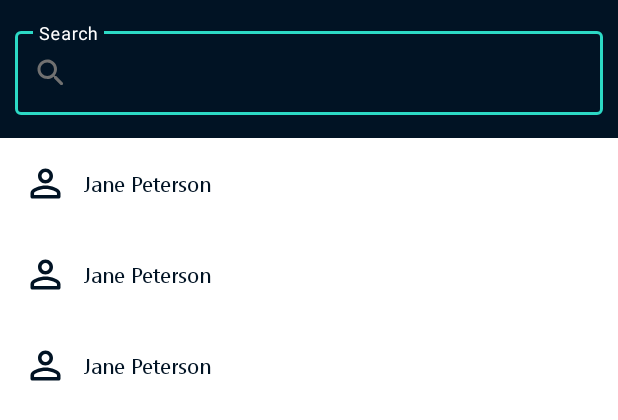
After one commit to elizabethadegbaju/QuikPay, an Android app: the layout fragment_contacts.xml on its own in the app's theme, with its tools: preview values and no code run, on a phone screen of 412 x 824 dp. The commit adds this screen. Shown: the top 420 px of the screen. Run offline under Robolectric (Android 15) with nearby library versions, the phone set to English and light mode, and no system bars.

Commit message:
feat: add ContactsFragment.kt that loads all contacts from phone
Signed-off-by: Elizabeth Adegbaju <adeotunadegbaju@gmail.com>

```diff
--- /dev/null
+++ b/app/src/main/res/drawable/ic_round_search_24.xml
@@ -0,0 +1,10 @@
+<vector xmlns:android="http://schemas.android.com/apk/res/android"
+    android:width="24dp"
+    android:height="24dp"
+    android:viewportWidth="24"
+    android:viewportHeight="24"
+    android:tint="?attr/colorControlNormal">
+    <path
+        android:fillColor="@android:color/white"
+        android:pathData="M15.5,14h-0.79l-0.28,-0.27c1.2,-1.4 1.82,-3.31 1.48,-5.34 -0.47,-2.78 -2.79,-5 -5.59,-5.34 -4.23,-0.52 -7.79,3.04 -7.27,7.27 0.34,2.8 2.56,5.12 5.34,5.59 2.03,0.34 3.94,-0.28 5.34,-1.48l0.27,0.28v0.79l4.25,4.25c0.41,0.41 1.08,0.41 1.49,0 0.41,-0.41 0.41,-1.08 0,-1.49L15.5,14zM9.5,14C7.01,14 5,11.99 5,9.5S7.01,5 9.5,5 14,7.01 14,9.5 11.99,14 9.5,14z" />
+</vector>
--- /dev/null
+++ b/app/src/main/res/layout/contact_item.xml
@@ -0,0 +1,31 @@
+<?xml version="1.0" encoding="utf-8"?>
+<androidx.constraintlayout.widget.ConstraintLayout xmlns:android="http://schemas.android.com/apk/res/android"
+    xmlns:app="http://schemas.android.com/apk/res-auto"
+    xmlns:tools="http://schemas.android.com/tools"
+    android:layout_width="match_parent"
+    android:layout_height="wrap_content">
+
+    <ImageView
+        android:id="@+id/contact_image"
+        android:layout_width="30dp"
+        android:layout_height="30dp"
+        android:layout_marginStart="15dp"
+        android:layout_marginTop="15dp"
+        android:layout_marginBottom="15dp"
+        android:tint="@color/colorPrimary"
+        app:layout_constraintBottom_toBottomOf="parent"
+        app:layout_constraintStart_toStartOf="parent"
+        app:layout_constraintTop_toTopOf="parent"
+        app:srcCompat="@drawable/ic_outline_person_24" />
+
+    <TextView
+        android:id="@+id/contact_name"
+        android:layout_width="wrap_content"
+        android:layout_height="wrap_content"
+        android:layout_marginStart="10dp"
+        android:textColor="@color/colorPrimary"
+        app:layout_constraintBottom_toBottomOf="@+id/contact_image"
+        app:layout_constraintStart_toEndOf="@+id/contact_image"
+        app:layout_constraintTop_toTopOf="@+id/contact_image"
+        tools:text="Jane Peterson" />
+</androidx.constraintlayout.widget.ConstraintLayout>
--- /dev/null
+++ b/app/src/main/res/layout/fragment_contacts.xml
@@ -0,0 +1,52 @@
+<?xml version="1.0" encoding="utf-8"?>
+<layout xmlns:android="http://schemas.android.com/apk/res/android"
+    xmlns:app="http://schemas.android.com/apk/res-auto"
+    xmlns:tools="http://schemas.android.com/tools">
+
+    <data>
+
+    </data>
+
+    <androidx.constraintlayout.widget.ConstraintLayout
+        android:layout_width="match_parent"
+        android:layout_height="match_parent"
+        android:background="@color/colorPrimary">
+
+        <com.google.android.material.textfield.TextInputLayout
+            android:id="@+id/edit_text_search_contact"
+            style="@style/Widget.MaterialComponents.TextInputLayout.OutlinedBox"
+            android:layout_width="0dp"
+            android:layout_height="wrap_content"
+            android:layout_marginStart="10dp"
+            android:layout_marginTop="15dp"
+            android:layout_marginEnd="10dp"
+            android:hint="@string/search"
+            android:textColorHint="@color/grey"
+            app:boxStrokeColor="@drawable/edit_text_state_colors"
+            app:hintTextColor="@color/white"
+            app:layout_constraintEnd_toEndOf="parent"
+            app:layout_constraintStart_toStartOf="parent"
+            app:layout_constraintTop_toTopOf="parent"
+            app:startIconDrawable="@drawable/ic_round_search_24"
+            app:startIconTint="@color/grey">
+
+            <com.google.android.material.textfield.TextInputEditText
+                android:id="@+id/text_search_contact"
+                android:layout_width="match_parent"
+                android:layout_height="wrap_content"
+                android:textSize="15sp" />
+        </com.google.android.material.textfield.TextInputLayout>
+
+        <androidx.recyclerview.widget.RecyclerView
+            android:id="@+id/list"
+            android:layout_width="0dp"
+            android:layout_height="0dp"
+            android:layout_marginTop="15dp"
+            android:background="@color/white"
+            app:layout_constraintBottom_toBottomOf="parent"
+            app:layout_constraintEnd_toEndOf="parent"
+            app:layout_constraintStart_toStartOf="parent"
+            app:layout_constraintTop_toBottomOf="@id/edit_text_search_contact"
+            tools:listitem="@layout/contact_item" />
+    </androidx.constraintlayout.widget.ConstraintLayout>
+</layout>
--- a/app/src/main/res/layout/fragment_request_pool.xml
+++ b/app/src/main/res/layout/fragment_request_pool.xml
@@ -107,6 +107,8 @@
             android:layout_width="0dp"
             android:layout_height="wrap_content"
             android:layout_marginTop="6dp"
+            android:onClick="@{()->poolViewModel.navigateToContacts()}"
+            android:clickable="true"
             app:layout_constraintEnd_toEndOf="@+id/edit_text_description"
             app:layout_constraintStart_toStartOf="@+id/textView16"
             app:layout_constraintTop_toBottomOf="@+id/textView16">
--- a/app/src/main/res/values/strings.xml
+++ b/app/src/main/res/values/strings.xml
@@ -64,4 +64,5 @@
     <string name="tab_request">Request</string>
     <string name="tab_pending">Pending</string>
     <string name="tab_open_pools">Open Pools</string>
+    <string name="search">Search</string>
 </resources>
```
Also changed, not shown: app/src/main/java/com/example/quikpay/data/models/Contact.kt (added, +8 -0 lines), app/src/main/java/com/example/quikpay/ui/contacts/ContactsFragment.kt (added, +134 -0 lines), app/src/main/java/com/example/quikpay/ui/contacts/ContactsViewAdapter.kt (added, +57 -0 lines), app/src/main/java/com/example/quikpay/ui/pool/PoolViewModel.kt (+12 -0 lines), app/src/main/java/com/example/quikpay/ui/pool/RequestPoolFragment.kt (+9 -0 lines), app/src/main/res/navigation/god_navigation.xml (+10 -1 lines).
